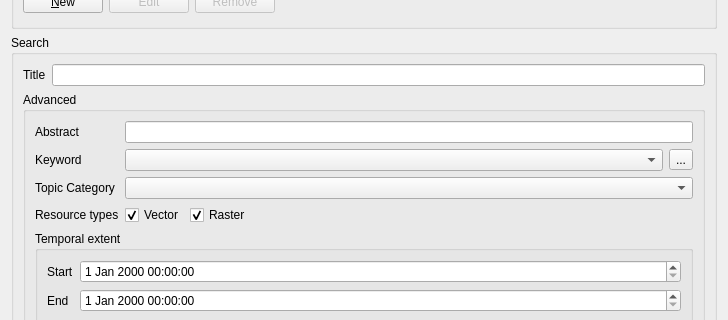
Before: the Qt Designer form src/qgis_geonode/ui/geonode_datasource_widget.ui in GeoNode/QGISGeoNodePlugin, drawn with Qt 5; both pictures show x 0 to 728 and y 81 to 401 of the 728 by 965 pixel window.
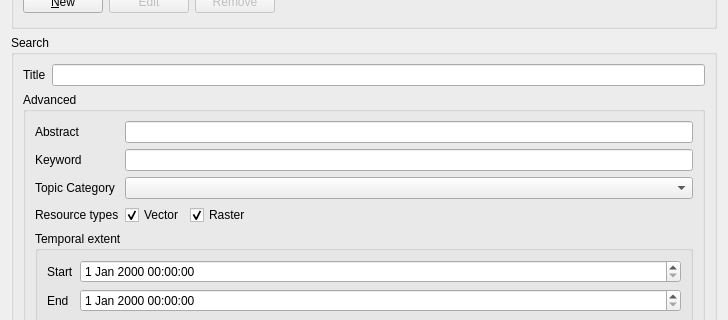
After: the same form once the commit is applied. Custom widgets are drawn as their Qt base class.

```diff
--- a/src/qgis_geonode/ui/geonode_datasource_widget.ui
+++ b/src/qgis_geonode/ui/geonode_datasource_widget.ui
@@ -169,27 +169,6 @@
            </property>
           </widget>
          </item>
-         <item row="1" column="1">
-          <layout class="QHBoxLayout" name="horizontalLayout">
-           <item>
-            <widget class="QComboBox" name="keyword_cmb">
-             <property name="enabled">
-              <bool>true</bool>
-             </property>
-            </widget>
-           </item>
-           <item>
-            <widget class="QToolButton" name="keyword_tool_btn">
-             <property name="toolTip">
-              <string>Click to fetch available keywords from the GeoNode instance</string>
-             </property>
-             <property name="text">
-              <string>...</string>
-             </property>
-            </widget>
-           </item>
-          </layout>
-         </item>
          <item row="2" column="0">
           <widget class="QLabel" name="category_la">
            <property name="enabled">
@@ -351,6 +330,9 @@
            </property>
           </widget>
          </item>
+         <item row="1" column="1">
+          <widget class="QLineEdit" name="keyword_le"/>
+         </item>
         </layout>
        </widget>
       </item>
```
Left out of the diff: 5 changed lines with no effect on the pictures.
